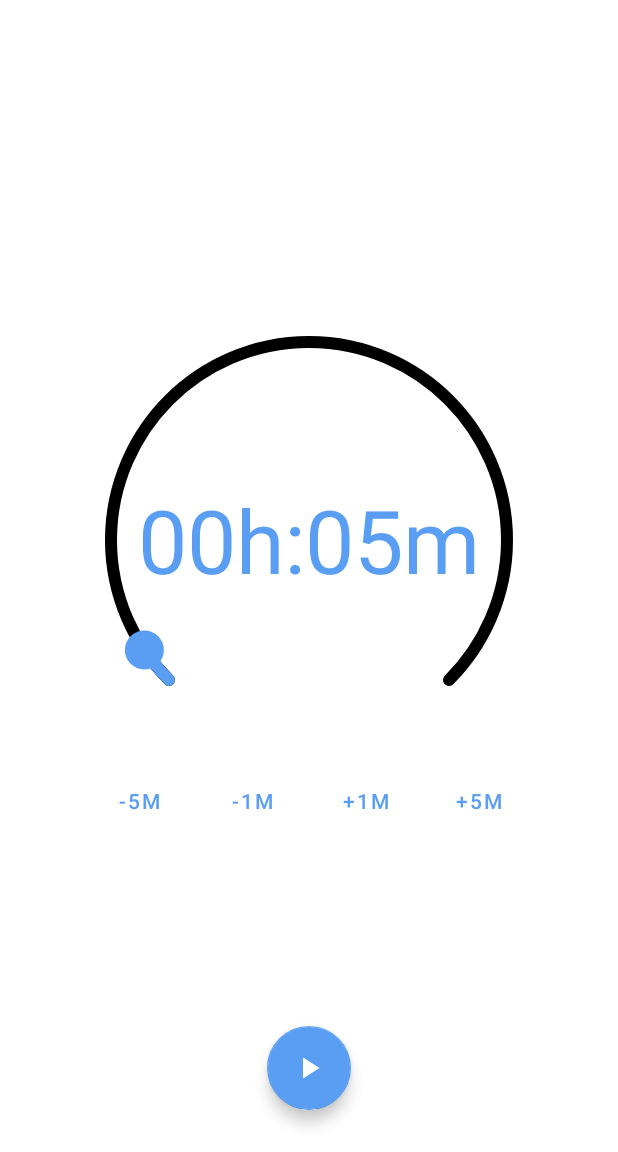
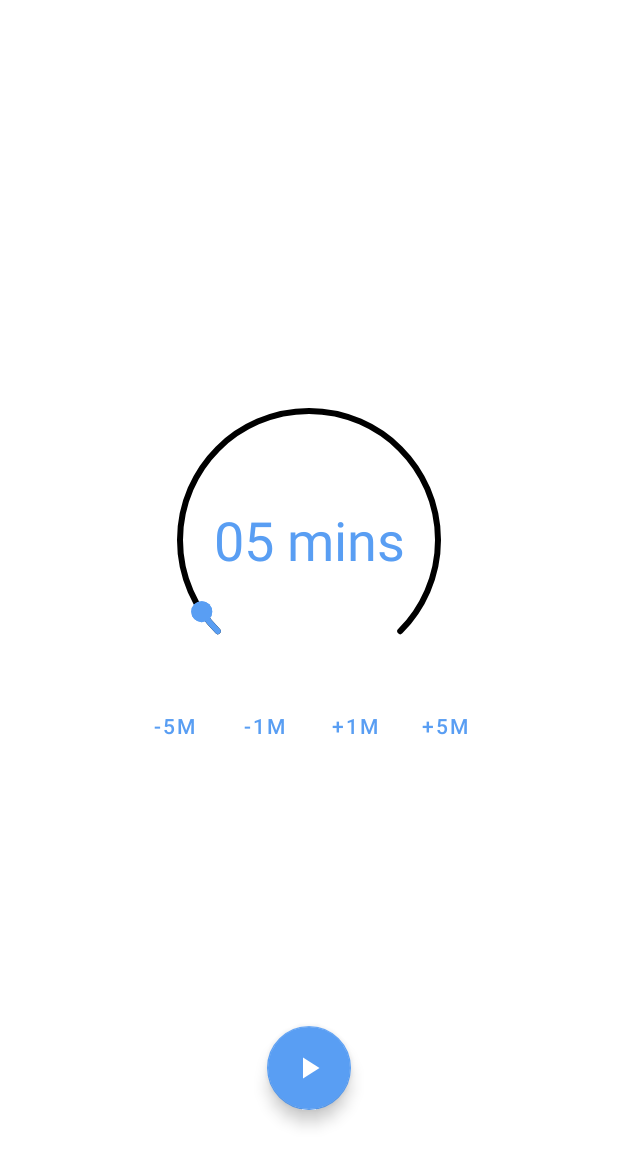
Before and after one commit to SimpleAppProjects/SimpleSleepTimer, an Android app: the screen it shows after launch (MainActivity), on a phone screen of 412 x 824 dp, the part 84-1236 px from its top. Run offline under Robolectric (Android 15) with nearby library versions, the phone set to English and light mode, and no system bars; our stand-ins replace data binding; libraries missing offline, so code that uses them is left out: com.jakewharton.threetenabp; 3 statements that could not run were skipped.

Commit message:
TimerFragments: adjust layout to adapt to landscape/portrait
* Use Flow virtual layout change layout for landscape and portrait views

```diff
--- a/app/build.gradle
+++ b/app/build.gradle
@@ -57,7 +57,7 @@ dependencies {
     implementation "org.jetbrains.kotlin:kotlin-stdlib-jdk7:1.3.72"
     implementation 'androidx.appcompat:appcompat:1.1.0'
     implementation 'androidx.core:core-ktx:1.2.0'
-    implementation 'androidx.constraintlayout:constraintlayout:1.1.3'
+    implementation 'androidx.constraintlayout:constraintlayout:2.0.0-beta4'
 
     implementation 'com.google.android.material:material:1.2.0-alpha06'
 
--- a/app/src/main/java/com/thewizrd/simplesleeptimer/TimerProgressFragment.kt
+++ b/app/src/main/java/com/thewizrd/simplesleeptimer/TimerProgressFragment.kt
@@ -33,7 +33,6 @@ class TimerProgressFragment : Fragment() {
             .addTransition(Fade(Fade.IN))
             .setDuration(250)
         exitTransition = TransitionSet()
-            .addTransition(Slide(Gravity.TOP))
             .addTransition(Fade(Fade.OUT))
             .setDuration(250)
     }
--- a/app/src/main/java/com/thewizrd/simplesleeptimer/TimerStartFragment.kt
+++ b/app/src/main/java/com/thewizrd/simplesleeptimer/TimerStartFragment.kt
@@ -100,7 +100,15 @@ class TimerStartFragment : Fragment() {
         val hours = progress / 60
         val minutes = progress - (hours * 60)
 
-        binding.progressText.text = this.getString(R.string.time_format, hours, minutes)
+        if (hours > 0) {
+            binding.progressText.text = String.format("%02dh:%02dm", hours, minutes)
+        } else {
+            binding.progressText.text = String.format(
+                "%02d %s",
+                minutes,
+                if (minutes == 1) getString(R.string.minute) else getString(R.string.minutes)
+            )
+        }
     }
 
     override fun onDestroyView() {
--- a/app/src/main/res/layout/fragment_timer_progress.xml
+++ b/app/src/main/res/layout/fragment_timer_progress.xml
@@ -9,18 +9,21 @@
     <com.devadvance.circularseekbar.CircularSeekBar
         android:id="@+id/timerProgressBar"
         android:layout_width="0dp"
-        android:layout_height="wrap_content"
+        android:layout_height="0dp"
+        android:layout_margin="16dp"
         app:circle_color="?attr/colorOnBackground"
         app:circle_progress_color="?attr/colorAccent"
-        app:circle_stroke_width="8dp"
+        app:circle_stroke_width="4dp"
         app:layout_constraintBottom_toBottomOf="parent"
+        app:layout_constraintDimensionRatio="1:1"
         app:layout_constraintEnd_toEndOf="parent"
+        app:layout_constraintHeight_max="300dp"
         app:layout_constraintStart_toStartOf="parent"
         app:layout_constraintTop_toTopOf="parent"
-        app:layout_constraintWidth_max="300dp"
-        app:pointer_color="@android:color/transparent"
+        app:pointer_color="?attr/colorAccent"
         app:pointer_halo_color="@android:color/transparent"
         app:pointer_halo_color_ontouch="@android:color/transparent"
+        app:pointer_halo_width="0dp"
         tools:max="100"
         tools:progress="50" />
 
@@ -39,6 +42,6 @@
         app:layout_constraintEnd_toEndOf="@id/timerProgressBar"
         app:layout_constraintStart_toStartOf="@id/timerProgressBar"
         app:layout_constraintTop_toTopOf="@id/timerProgressBar"
-        tools:text="01:50:60" />
+        tools:text="01:50:59" />
 
 </androidx.constraintlayout.widget.ConstraintLayout>
--- a/app/src/main/res/layout/fragment_timer_start.xml
+++ b/app/src/main/res/layout/fragment_timer_start.xml
@@ -10,17 +10,14 @@
     <com.devadvance.circularseekbar.CircularSeekBar
         android:id="@+id/timerProgressScroller"
         android:layout_width="0dp"
-        android:layout_height="wrap_content"
+        android:layout_height="0dp"
         app:circle_color="?attr/colorOnBackground"
         app:circle_progress_color="?attr/colorAccent"
-        app:circle_stroke_width="8dp"
+        app:circle_stroke_width="4dp"
+        app:pointer_halo_width="0dp"
         app:end_angle="45"
-        app:layout_constraintBottom_toTopOf="@id/minus_5minbtn"
-        app:layout_constraintEnd_toEndOf="parent"
-        app:layout_constraintStart_toStartOf="parent"
-        app:layout_constraintTop_toTopOf="parent"
-        app:layout_constraintVertical_chainStyle="packed"
-        app:layout_constraintWidth_max="300dp"
+        app:layout_constraintWidth_max="200dp"
+        app:layout_constraintDimensionRatio="1:1"
         app:lock_enabled="true"
         app:move_outside_circle="true"
         app:pointer_color="?attr/colorAccent"
@@ -28,7 +25,8 @@
         app:pointer_halo_color_ontouch="?attr/colorAccent"
         app:start_angle="135"
         tools:max="120"
-        tools:progress="5" />
+        tools:progress="5"
+        tools:ignore="MissingConstraints" />
 
     <TextView
         android:id="@+id/progress_text"
@@ -45,59 +43,77 @@
         app:layout_constraintEnd_toEndOf="@id/timerProgressScroller"
         app:layout_constraintStart_toStartOf="@id/timerProgressScroller"
         app:layout_constraintTop_toTopOf="@id/timerProgressScroller"
-        tools:text="00h:05m" />
+        tools:text="5 minutes" />
 
     <Button
         android:id="@+id/minus_5minbtn"
         style="@style/Widget.MaterialComponents.Button.TextButton"
         android:layout_width="wrap_content"
         android:layout_height="wrap_content"
-        android:minWidth="75dp"
+        android:minWidth="60dp"
         android:text="-5M"
         android:textColor="?attr/colorAccent"
-        app:layout_constraintBottom_toBottomOf="parent"
-        app:layout_constraintEnd_toStartOf="@id/minus_1minbtn"
-        app:layout_constraintHorizontal_chainStyle="packed"
-        app:layout_constraintStart_toStartOf="@id/timerProgressScroller"
-        app:layout_constraintTop_toBottomOf="@id/timerProgressScroller" />
+        tools:ignore="MissingConstraints" />
 
     <Button
         android:id="@+id/minus_1minbtn"
         style="@style/Widget.MaterialComponents.Button.TextButton"
         android:layout_width="wrap_content"
         android:layout_height="wrap_content"
-        android:minWidth="75dp"
+        android:minWidth="60dp"
         android:text="-1M"
         android:textColor="?attr/colorAccent"
-        app:layout_constraintBottom_toBottomOf="@id/minus_5minbtn"
-        app:layout_constraintEnd_toStartOf="@id/plus_1minbtn"
-        app:layout_constraintStart_toEndOf="@id/minus_5minbtn"
-        app:layout_constraintTop_toTopOf="@id/minus_5minbtn" />
+        tools:ignore="MissingConstraints" />
 
     <Button
         android:id="@+id/plus_1minbtn"
         style="@style/Widget.MaterialComponents.Button.TextButton"
         android:layout_width="wrap_content"
         android:layout_height="wrap_content"
-        android:minWidth="75dp"
+        android:minWidth="60dp"
         android:text="+1M"
         android:textColor="?attr/colorAccent"
-        app:layout_constraintBottom_toBottomOf="@id/minus_5minbtn"
-        app:layout_constraintEnd_toStartOf="@id/plus_5minbtn"
-        app:layout_constraintStart_toEndOf="@id/minus_1minbtn"
-        app:layout_constraintTop_toTopOf="@id/minus_5minbtn" />
+        tools:ignore="MissingConstraints" />
 
     <Button
         android:id="@+id/plus_5minbtn"
         style="@style/Widget.MaterialComponents.Button.TextButton"
         android:layout_width="wrap_content"
         android:layout_height="wrap_content"
-        android:minWidth="75dp"
+        android:minWidth="60dp"
         android:text="+5M"
         android:textColor="?attr/colorAccent"
-        app:layout_constraintBottom_toBottomOf="@id/minus_5minbtn"
-        app:layout_constraintEnd_toEndOf="@id/timerProgressScroller"
-        app:layout_constraintStart_toEndOf="@id/plus_1minbtn"
-        app:layout_constraintTop_toTopOf="@id/minus_5minbtn" />
+        tools:ignore="MissingConstraints" />
+
+    <androidx.constraintlayout.helper.widget.Flow
+        android:id="@+id/flow"
+        android:layout_width="match_parent"
+        android:layout_height="0dp"
+        app:flow_wrapMode="aligned"
+        app:layout_constraintVertical_chainStyle="packed"
+        app:flow_maxElementsWrap="@integer/timerstart_rows"
+        app:flow_horizontalBias="0.5"
+        app:flow_verticalBias="0.5"
+        app:flow_verticalStyle="packed"
+        android:orientation="vertical"
+        app:constraint_referenced_ids="timerProgressScroller,buttonflow"
+        app:layout_constraintBottom_toBottomOf="parent"
+        app:layout_constraintTop_toTopOf="parent"
+        app:layout_constraintStart_toStartOf="parent"
+        app:layout_constraintEnd_toEndOf="parent" />
+
+    <androidx.constraintlayout.helper.widget.Flow
+        android:id="@+id/buttonflow"
+        android:layout_width="wrap_content"
+        android:layout_height="wrap_content"
+        app:flow_wrapMode="aligned"
+        app:layout_constraintVertical_chainStyle="packed"
+        app:flow_horizontalBias="0.5"
+        app:flow_verticalStyle="packed"
+        android:orientation="horizontal"
+        app:constraint_referenced_ids="minus_5minbtn,minus_1minbtn,plus_1minbtn,plus_5minbtn"
+        app:layout_constrainedWidth="true"
+        app:layout_constraintStart_toStartOf="@id/timerProgressScroller"
+        app:layout_constraintTop_toBottomOf="@id/timerProgressScroller" />
 
 </androidx.constraintlayout.widget.ConstraintLayout>
--- /dev/null
+++ b/app/src/main/res/values-land/dimens.xml
@@ -0,0 +1,5 @@
+<?xml version="1.0" encoding="utf-8"?>
+<resources>
+    <integer name="timerstart_rows">1</integer>
+    <integer name="buttonflow_columns">2</integer>
+</resources>
--- /dev/null
+++ b/app/src/main/res/values/dimens.xml
@@ -0,0 +1,5 @@
+<?xml version="1.0" encoding="utf-8"?>
+<resources>
+    <integer name="timerstart_rows">2</integer>
+    <integer name="buttonflow_columns">4</integer>
+</resources>
--- a/app/src/main/res/values/strings.xml
+++ b/app/src/main/res/values/strings.xml
@@ -1,6 +1,8 @@
 <resources>
     <string name="app_name">SimpleSleepTimer</string>
     <string name="title_sleeptimer">Sleep Timer</string>
-    <string name="time_format">%1$02dh:%2$02dm</string>
     <string name="not_channel_name_timer">Timer Notification</string>
+
+    <string name="minute">min</string>
+    <string name="minutes">mins</string>
 </resources>
```
